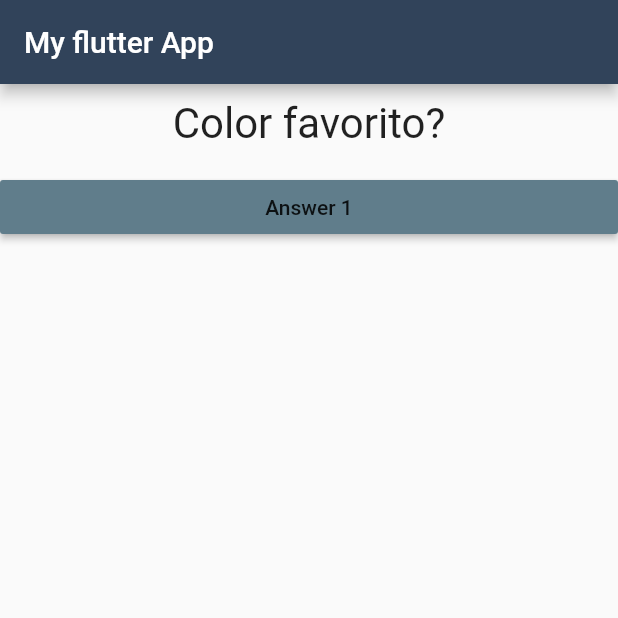
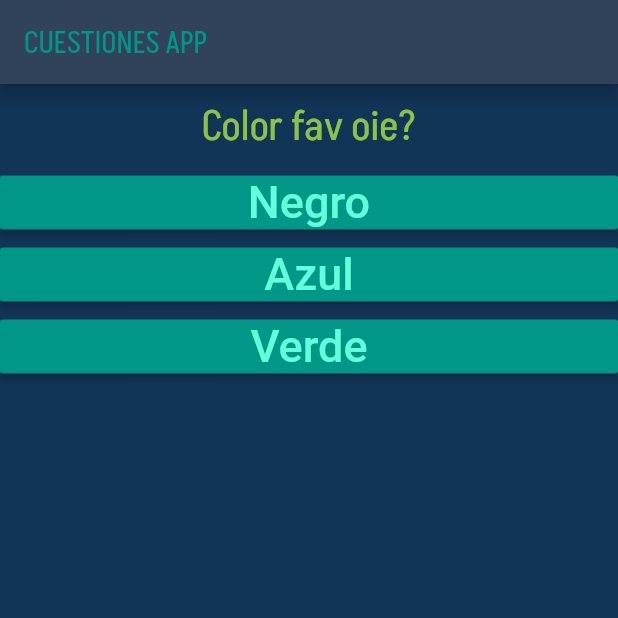
Before and after one commit to emeery/flutter-start, a Flutter app: the screen it shows after launch, on a phone screen of 412 x 824 dp, the top half of it. Run offline on Flutter 3.47's test engine with Material 2 defaults, Android fonts, the phone set to English and light mode, and no system bars.

Commit message:
fonts const & list map

```diff
--- a/lib/answer.dart
+++ b/lib/answer.dart
@@ -2,15 +2,20 @@ import 'package:flutter/material.dart';
 
 class Answer extends StatelessWidget {
   final VoidCallback selectHandler;
-  Answer(this.selectHandler);
-  // const Answer({Key? key, this.selectHandler()}) : super(key: key);
+  final String answerText;
+  Answer(this.selectHandler, this.answerText);
+  // const Answer({Key? key, this.selectHandler, this.answerText}) : super(key: key);
 
   Widget build(BuildContext context) {
     return Container(
       width: double.infinity,
       child: RaisedButton(
-        color: Colors.blueGrey,
-        child: Text('Answer 1'),
+        color: Colors.teal,
+        textColor: Colors.tealAccent,
+        child: Text(
+          answerText,
+          style: TextStyle(fontSize: 30),
+        ),
         onPressed: selectHandler,
       ),
     );
--- /dev/null
+++ b/lib/backg.dart
@@ -0,0 +1,4 @@
+// (questions[_questionIndex]['question'] as List<String>)
+                // .map((ans) => {
+                //   return Answer(_answerQuestion, ans)
+                // }).toList()
--- a/lib/main.dart
+++ b/lib/main.dart
@@ -15,6 +15,8 @@ class MyApp extends StatefulWidget {
 class _MyAppState extends State<MyApp> {
   var _questionIndex = 0;
 
+  // print(_questionIndex);
+
   void _answerQuestion() {
     setState(() {
       _questionIndex = _questionIndex + 1;
@@ -22,15 +24,28 @@ class _MyAppState extends State<MyApp> {
     print(_questionIndex);
   }
 
-  Widget build(BuildContext contextData) {
-    var question = [
-      'Color favorito?',
-      'Who is your favourite teacher?',
-      'wich is your favorite food'
+  void _testList() {
+    // print("The number is $_questionIndex");
+    print("the test works");
+    // {question: Color favorito?, answers: [Negro, Azul, Verde]}
+  }
+
+  Widget build(BuildContext context) {
+    const questions = [
+      {
+        'question': 'Color fav oie?',
+        'answer': ['Negro', 'Azul', 'Verde']
+      },
+      {
+        'question': 'Jugador favorito?',
+        'answer': ['Cristiano', 'Messi', 'Neymar']
+      }
     ];
     return MaterialApp(
+
         // theme: ThemeData(appBarTheme: AppBarTheme(color: const Color(283747),),
         theme: ThemeData(
+          scaffoldBackgroundColor: Color(0xff123456),
           colorScheme: ColorScheme(
             brightness: Brightness.light,
             primary: Color.fromARGB(255, 49, 67, 90),
@@ -48,19 +63,25 @@ class _MyAppState extends State<MyApp> {
         ),
         home: Scaffold(
           appBar: AppBar(
-            title: Text('My flutter App'),
+            title: Text(
+              'CUESTIONES APP',
+              style: TextStyle(
+                fontFamily: 'Akshar',
+                color: Colors.teal,
+                fontWeight: FontWeight.w500,
+              ),
+            ),
           ),
           body: Column(
             children: [
               Question(
-                question[_questionIndex],
+                questions[_questionIndex]['question'] as String,
               ),
+              ...(questions[_questionIndex]['answer'] as List<String>)
+                  .map((ans) {
+                return Answer(_answerQuestion, ans);
+              }).toList(),
               SizedBox(height: 5),
-              Answer(_answerQuestion),
-              SizedBox(height: 5),
-              // Answer(),
-              SizedBox(height: 5),
-              // Answer()
             ],
           ),
         ));
--- a/lib/question.dart
+++ b/lib/question.dart
@@ -1,20 +1,25 @@
 import 'package:flutter/material.dart';
 
 class Question extends StatelessWidget {
-  // var questions = ['question file works!', 'oyeme'];
+  // var questions = ['question file works!', 'oyeme']
   final String question;
-  Question(this.question); // expect
+  Question(
+    this.question,
+  );
 
   @override
   Widget build(BuildContext context) {
-    // print("The number is $question");
     return Container(
       width: double.infinity,
       margin: EdgeInsets.all(10),
       child: Text(
         question,
         textAlign: TextAlign.center,
-        style: TextStyle(fontSize: 28),
+        style: TextStyle(
+            color: Colors.lightGreen,
+            fontSize: 28,
+            fontFamily: 'Akshar',
+            fontWeight: FontWeight.normal),
       ),
     );
   }
```
Also changed, not shown: pubspec.yaml (+10 -11 lines), fonts/Akshar-Bold.ttf (added), fonts/Akshar-Light.ttf (added), fonts/Akshar-Medium.ttf (added), fonts/Akshar-Regular.ttf (added), fonts/Akshar-SemiBold.ttf (added).
